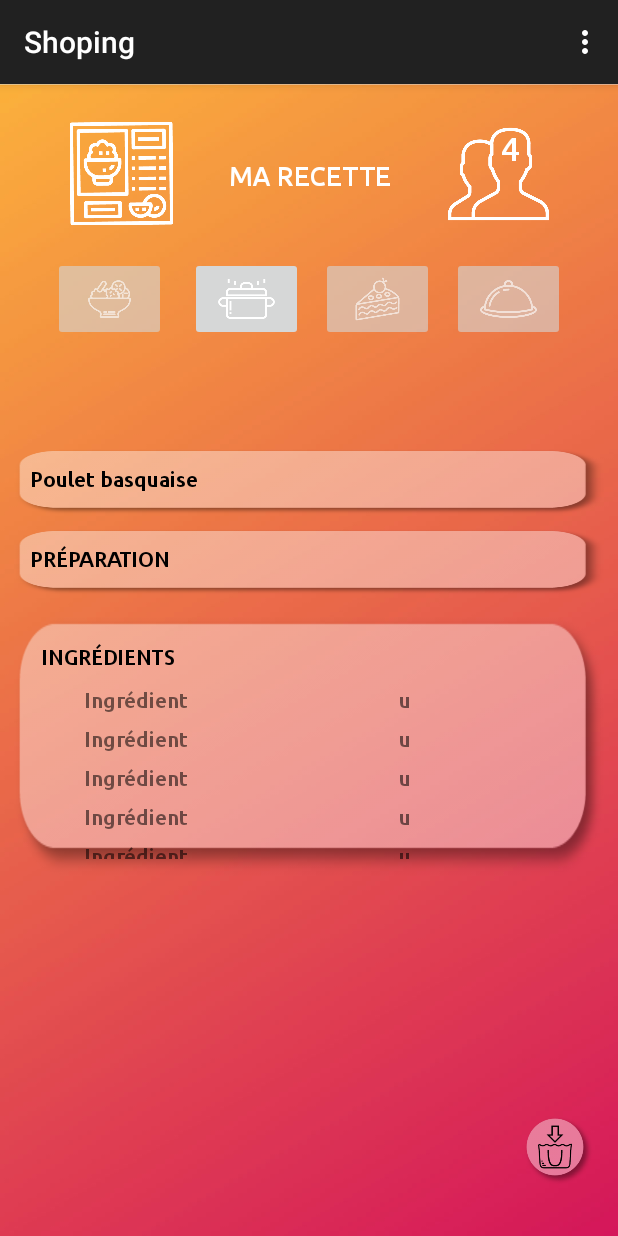
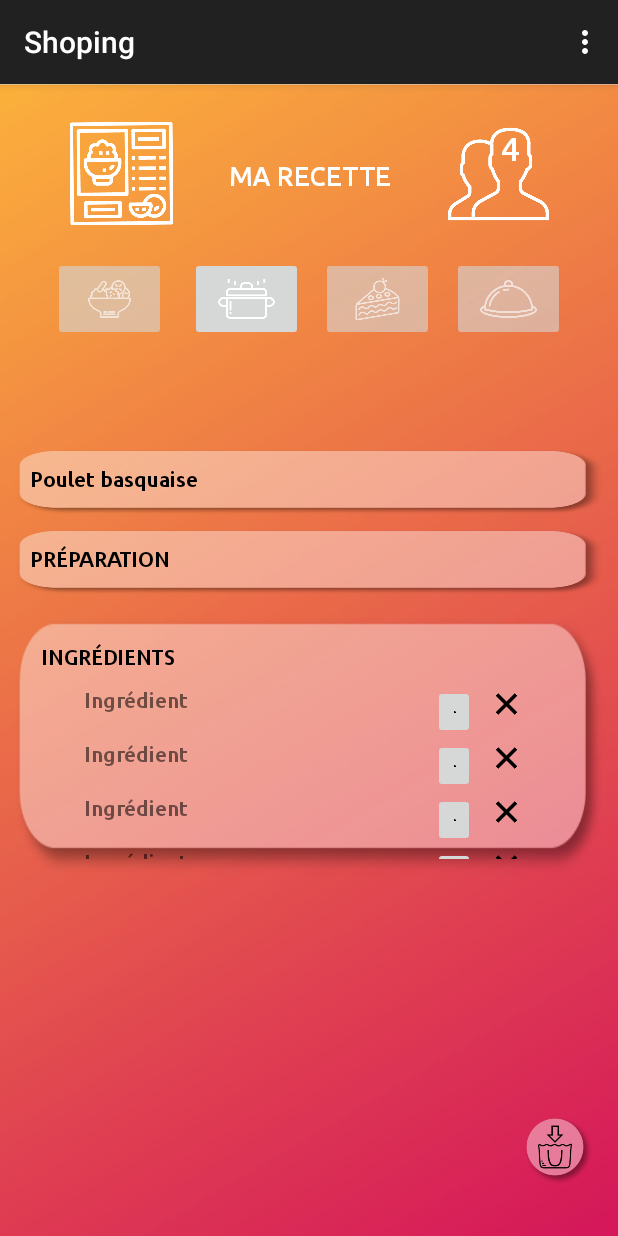
Before and after one commit to vcoquinot/shoping, an Android app: the Ma_recette screen opened directly, with no data from a screen before it, on a phone screen of 412 x 824 dp. Run offline under Robolectric (Android 15) with nearby library versions, the light colour scheme and no system bars; Roboto replaces fonts that are not available here.

Commit message:
pour valérie

```diff
--- a/Shoping/app/src/main/java/com/example/morga/shoping/IngredientsDeRecette.java
+++ b/Shoping/app/src/main/java/com/example/morga/shoping/IngredientsDeRecette.java
@@ -1,4 +1,6 @@
 package com.example.morga.shoping;
+
+import io.realm.RealmObject;
 
 /**
  * Created by morga on 21/02/2018.
--- a/Shoping/app/src/main/java/com/example/morga/shoping/Recette.java
+++ b/Shoping/app/src/main/java/com/example/morga/shoping/Recette.java
@@ -1,6 +1,9 @@
 package com.example.morga.shoping;
 
 import java.util.ArrayList;
+
+import io.realm.RealmList;
+import io.realm.RealmObject;
 
 /**
  * Created by morga on 21/02/2018.
--- a/Shoping/app/src/main/res/layout/cell_ingredients.xml
+++ b/Shoping/app/src/main/res/layout/cell_ingredients.xml
@@ -6,24 +6,22 @@
     android:layout_height="wrap_content"
     tools:layout_editor_absoluteY="25dp">
 
-    <TextView
-        android:id="@+id/quantite"
-        android:layout_width="30dp"
-        android:layout_height="26dp"
-        android:layout_marginEnd="112dp"
-        android:layout_marginStart="8dp"
-        android:ems="10"
-        android:fontFamily="@font/ubuntu_medium"
-        android:inputType="number"
-        android:padding="1dp"
-        android:text="   u"
-        android:textAppearance="@android:style/TextAppearance.Material.Small"
+    <ImageButton
+        android:id="@+id/bt_croix2"
+        android:layout_width="26dp"
+        android:layout_height="25dp"
+        android:layout_marginBottom="8dp"
+        android:layout_marginEnd="16dp"
+        android:layout_marginTop="8dp"
+        android:background="@android:color/transparent"
+        android:scaleType="fitCenter"
+        app:layout_constraintBottom_toTopOf="@+id/imageView"
         app:layout_constraintEnd_toEndOf="parent"
-        app:layout_constraintStart_toEndOf="@+id/ingredient"
-        app:layout_constraintTop_toTopOf="@+id/ingredient" />
+        app:layout_constraintTop_toBottomOf="@+id/imageView"
+        app:srcCompat="@drawable/picto_croix_annule" />
 
     <TextView
-        android:id="@+id/ingredient"
+        android:id="@+id/name"
         android:layout_width="228dp"
         android:layout_height="26dp"
         android:ems="10"
@@ -36,4 +34,16 @@
         app:layout_constraintTop_toTopOf="parent"
         tools:layout_editor_absoluteX="31dp" />
 
+    <ImageButton
+        android:id="@+id/imageButton"
+        android:layout_width="28dp"
+        android:layout_height="36dp"
+        android:layout_marginEnd="8dp"
+        android:scaleType="fitCenter"
+        app:layout_constraintBottom_toBottomOf="parent"
+        app:layout_constraintEnd_toStartOf="@+id/bt_croix2"
+        app:layout_constraintTop_toTopOf="parent"
+        app:layout_constraintVertical_bias="0.0"
+        app:srcCompat="@drawable/recette_ajoute" />
+
 </android.support.constraint.ConstraintLayout>
--- a/Shoping/app/src/main/res/layout/cell_recettes.xml
+++ b/Shoping/app/src/main/res/layout/cell_recettes.xml
@@ -21,7 +21,7 @@
         app:layout_constraintTop_toTopOf="parent" />
 
     <TextView
-        android:id="@+id/ingredient"
+        android:id="@+id/name"
         android:layout_width="313dp"
         android:layout_height="29dp"
         android:layout_marginStart="8dp"
@@ -41,7 +41,7 @@
         android:layout_width="25dp"
         android:layout_height="25dp"
         android:layout_marginEnd="8dp"
-        app:layout_constraintEnd_toEndOf="@+id/ingredient"
+        app:layout_constraintEnd_toEndOf="@+id/name"
         app:srcCompat="@drawable/picto_croix_annule"
         tools:layout_editor_absoluteY="16dp" />
 
--- a/Shoping/app/src/main/res/menu/main_menu.xml
+++ b/Shoping/app/src/main/res/menu/main_menu.xml
@@ -13,6 +13,9 @@
         android:id="@+id/recettes_menu"
         android:checkable="false"
         android:title="Mes Recettes" />
+    <item
+        android:id="@+id/ma_recette_menu"
+        android:title="Ma recette" />
     <item
         android:id="@+id/courses_menu"
         android:title="Mes Courses" />
```
Also changed, not shown: Shoping/app/src/main/java/com/example/morga/shoping/AbstractActivity.java (+8 -1 lines), Shoping/app/src/main/java/com/example/morga/shoping/Accueil.java (+16 -3 lines), Shoping/app/src/main/java/com/example/morga/shoping/Ingredients_class.java (+4 -4 lines), Shoping/app/src/main/res/layout/activity_31_liste_ingredients.xml (+9 -0 lines).
